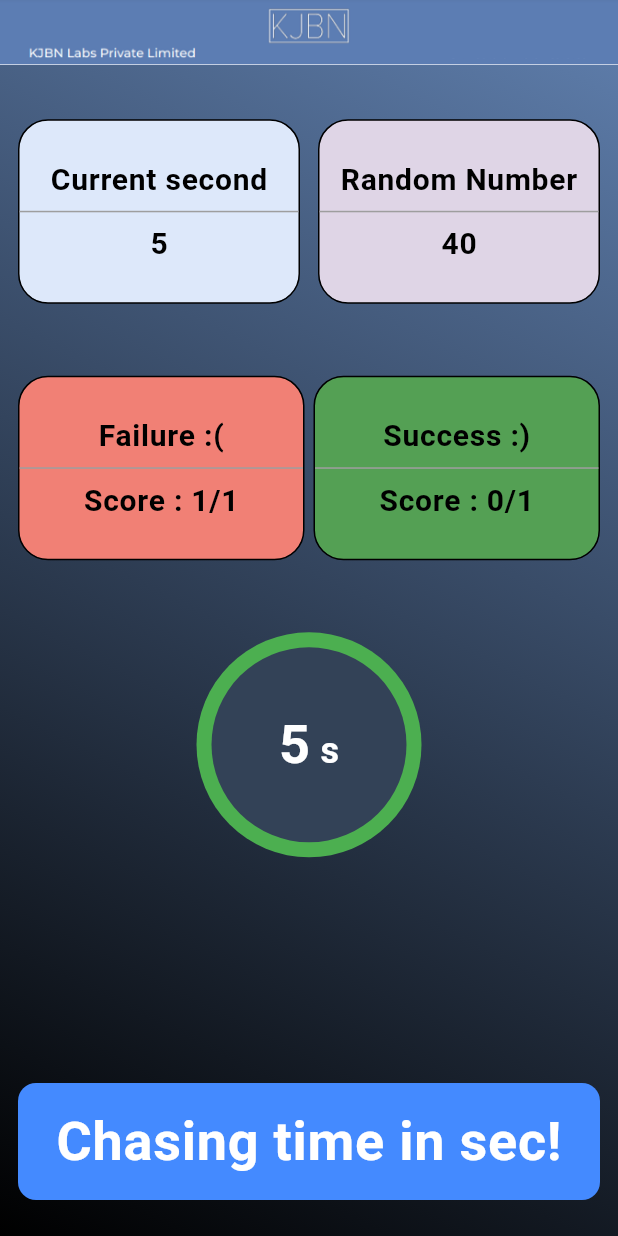
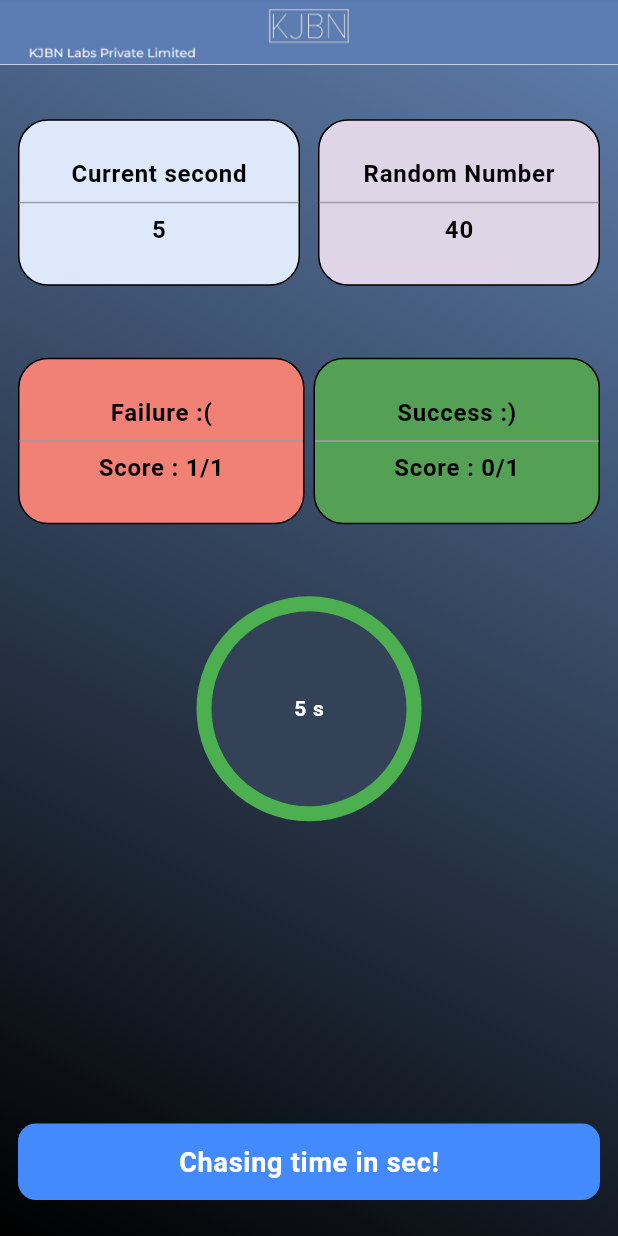
Before and after one commit to ajayg51/kjbn_assignment, a Flutter app: the screen it shows after launch, after a tap on "Chasing time in sec!", on a phone screen of 412 x 824 dp. Run offline on Flutter 3.47's test engine with Material 3 defaults, Android fonts, the phone set to English and light mode, and no system bars; our stand-ins replace get.

Commit message:
changed font size

```diff
--- a/chase_time/lib/screens/home_screen.dart
+++ b/chase_time/lib/screens/home_screen.dart
@@ -159,7 +159,7 @@ class HomeScreen extends StatelessWidget {
             maxLines: 1,
             overflow: TextOverflow.ellipsis,
             style: Get.textTheme.bodyLarge?.copyWith(
-              fontSize: 20,
+              fontSize: 16,
               color: Colors.black,
             ),
           ),
@@ -171,7 +171,7 @@ class HomeScreen extends StatelessWidget {
             maxLines: 1,
             overflow: TextOverflow.ellipsis,
             style: Get.textTheme.bodyLarge?.copyWith(
-              fontSize: 20,
+              fontSize: 16,
               color: Colors.black,
             ),
           ),
@@ -205,7 +205,7 @@ class HomeScreen extends StatelessWidget {
         overflow: TextOverflow.ellipsis,
         style: Get.textTheme.bodyLarge?.copyWith(
           color: Colors.red,
-          fontSize: 24,
+          fontSize: 18,
         ),
       );
     }
@@ -234,13 +234,13 @@ class HomeScreen extends StatelessWidget {
                     TextSpan(
                       text: secLeft.toString(),
                       style: Get.textTheme.bodyLarge?.copyWith(
-                        fontSize: 36,
+                        fontSize: 14,
                       ),
                     ),
                     TextSpan(
                       text: " s",
                       style: Get.textTheme.bodyLarge?.copyWith(
-                        fontSize: 24,
+                        fontSize: 14,
                       ),
                     ),
                   ],
@@ -286,7 +286,7 @@ class HomeScreen extends StatelessWidget {
                   "Chasing time in sec!",
                   maxLines: 1,
                   overflow: TextOverflow.ellipsis,
-                  style: Get.textTheme.bodyLarge?.copyWith(fontSize: 36),
+                  style: Get.textTheme.bodyLarge?.copyWith(fontSize: 18),
                 ).padAll(value: 12),
               ),
             ),
--- a/chase_time/lib/screens/splash_screen.dart
+++ b/chase_time/lib/screens/splash_screen.dart
@@ -85,7 +85,7 @@ class _AnimatedLogoState extends State<AnimatedLogo>
           Text(
             "Catch me if you can!",
             style: Get.textTheme.bodyLarge?.copyWith(
-              fontSize: 48,
+              fontSize: 24,
             ),
           ),
         ],
```
Also changed, not shown: 1 other file.
